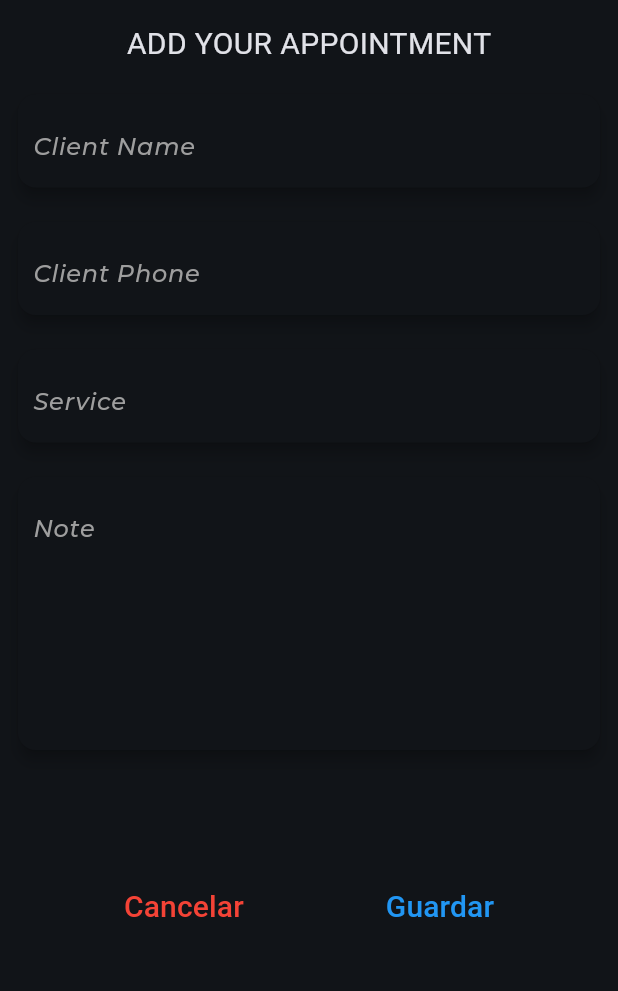
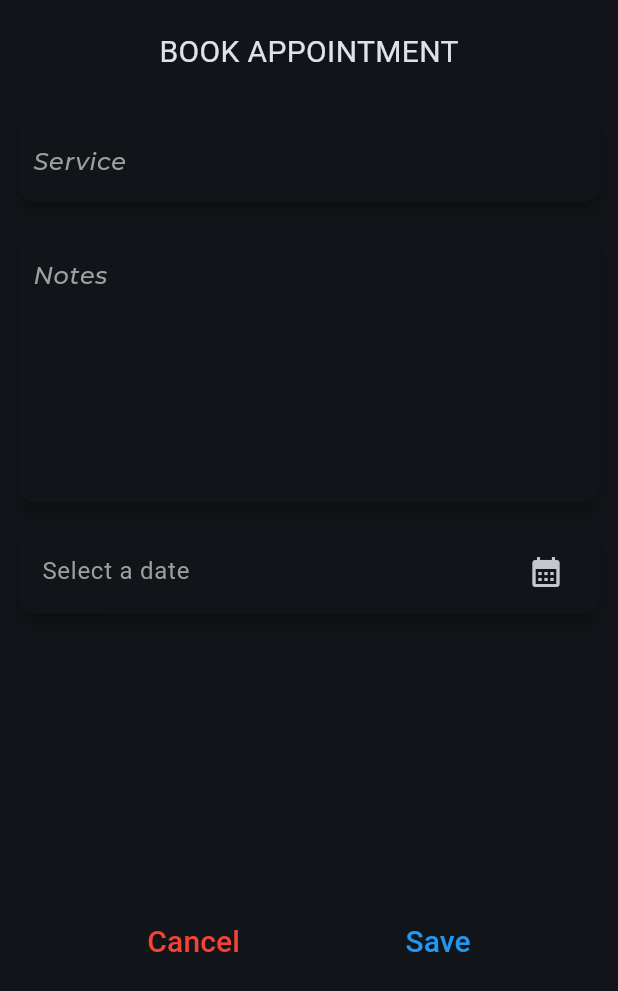
Before and after one commit to EFDEZZ/agend_app, a Flutter app: the AppointmentRegister widget shown alone on an empty page, opened directly, on a phone screen of 412 x 824 dp. Shown: the top 991 px of the screen. Run offline on Flutter 3.47's test engine with Material 3 defaults, Android fonts, the phone set to English and light mode, and no system bars; our stand-ins replace flutter_riverpod, go_router, shared_preferences; accounts and stored records are empty; statements that could not run were skipped.

Commit message:
appointment register implemented and workin!

```diff
--- /dev/null
+++ b/lib/src/infrastructure/services/appointment_services/appointment_register_service.dart
@@ -0,0 +1,36 @@
+import 'dart:convert';
+
+import 'package:agend_app/src/infrastructure/services/services.dart';
+import 'package:http/http.dart' as http;
+
+class RegisterAppointmentService {
+  final String baseUrl = 'https://ds-appointments-production.up.railway.app/appointment';
+
+  Future<bool> registerAppointment({
+    required DateTime date,
+    required String service,
+    required String notes,
+  }) async {
+    try {
+      final token = await AuthStorage.getToken();
+      if (token == null) throw Exception("Token no encontrado");
+
+      final response = await http.post(
+        Uri.parse(baseUrl),
+        headers: {
+          'Content-Type': 'application/json',
+          'Authorization': 'Bearer $token',
+        },
+        body: json.encode({
+          "date_time": date.toUtc().toIso8601String(),
+          "service": service,
+          "notes": notes,
+        }),
+      );
+
+      return response.statusCode == 200;
+    } catch (e) {
+      throw Exception('Failed to register appointment: $e');
+    }
+  }
+}
--- a/lib/src/presentation/screens/appointment/appointment_register.dart
+++ b/lib/src/presentation/screens/appointment/appointment_register.dart
@@ -1,34 +1,180 @@
+import 'package:agend_app/src/infrastructure/services/services.dart';
 import 'package:flutter/material.dart';
 import 'package:go_router/go_router.dart';
+import 'package:intl/intl.dart';
 
-class AppointmentRegister extends StatelessWidget {
+class AppointmentRegister extends StatefulWidget {
   const AppointmentRegister({super.key});
+
+  @override
+  AppointmentRegisterState createState() => AppointmentRegisterState();
+}
+
+class AppointmentRegisterState extends State<AppointmentRegister> {
+  final _formKey = GlobalKey<FormState>();
+  final TextEditingController _serviceController = TextEditingController();
+  final TextEditingController _notesController = TextEditingController();
+  DateTime? _selectedDate;
+  bool _isLoading = false;
+  final RegisterAppointmentService _appointmentService =
+      RegisterAppointmentService();
+
+  Future<void> _submitAppointment() async {
+    if (!_formKey.currentState!.validate()) return;
+
+    if (_selectedDate == null) {
+      if (mounted) {
+        ScaffoldMessenger.of(
+          context,
+        ).showSnackBar(const SnackBar(content: Text('Please select a date')));
+      }
+      return;
+    }
+
+    setState(() {
+      _isLoading = true;
+    });
+
+    try {
+      final success = await _appointmentService.registerAppointment(
+        date: _selectedDate!,
+        service: _serviceController.text,
+        notes: _notesController.text,
+      );
+
+      if (!mounted) return;
+
+      if (success) {
+        Navigator.of(context).pop(true);
+      } else {
+        ScaffoldMessenger.of(context).showSnackBar(
+          const SnackBar(content: Text('Failed to save appointment')),
+        );
+      }
+    } catch (e) {
+      if (mounted) {
+        ScaffoldMessenger.of(
+          context,
+        ).showSnackBar(SnackBar(content: Text('Error: ${e.toString()}')));
+      }
+    } finally {
+      if (mounted) {
+        setState(() {
+          _isLoading = false;
+        });
+      }
+    }
+  }
+
+  @override
+  void dispose() {
+    _serviceController.dispose();
+    _notesController.dispose();
+    super.dispose();
+  }
 
   @override
   Widget build(BuildContext context) {
     return SizedBox(
       height: 700,
+      child: Form(
+        key: _formKey,
         child: Center(
           child: Column(
-          spacing: 5,
             children: [
-            SizedBox(height: 10,),
-            Text("ADD YOUR APPOINTMENT", style: TextStyle(fontSize: 20),),
-            _CustomTextFormField(data: "Client Name"),
-            _CustomTextFormField(data: "Client Phone"),
-            _CustomTextFormField(data: "Service"),
-            _CustomTextFormField(data: "Note", height: 200,),
+              const SizedBox(height: 20),
+              const Text("BOOK APPOINTMENT", style: TextStyle(fontSize: 20)),
+              const SizedBox(height: 10),
+              _CustomTextFormField(
+                data: "Service",
+                controller: _serviceController,
+                validator: (value) {
+                  if (value == null || value.isEmpty) {
+                    return 'Please enter a service';
+                  }
+                  return null;
+                },
+              ),
 
+              _CustomTextFormField(
+                data: "Notes",
+                height: 200,
+                controller: _notesController,
+                validator: (value) {
+                  if (value == null || value.isEmpty) {
+                    return 'Please enter a note';
+                  }
+                  return null;
+                },
+                maxLines: 5,
+              ),
+              SizedBox(height: 10),
+              Padding(
+                padding: const EdgeInsets.symmetric(horizontal: 8.0),
+                child: Card(
+                  color: Theme.of(context).colorScheme.surface,
+                  elevation: 4,
+                  shape: RoundedRectangleBorder(
+                    borderRadius: BorderRadius.circular(12),
+                  ),
+                  child: ListTile(
+                    title: Text(
+                      _selectedDate == null
+                          ? 'Select a date'
+                          : DateFormat('yyyy-MM-dd').format(_selectedDate!),
+                      style: TextStyle(
+                        color:
+                            _selectedDate == null ? Colors.grey : Colors.black,
+                      ),
+                    ),
+                    trailing: const Icon(Icons.calendar_month),
+                    onTap: () async {
+                      final DateTime? picked = await showDatePicker(
+                        context: context,
+                        initialDate: _selectedDate ?? DateTime.now(),
+                        firstDate: DateTime.now(),
+                        lastDate: DateTime.now().add(const Duration(days: 365)),
+                        cancelText: 'Cancel',
+                        confirmText: 'Select',
+                        helpText: 'Select a date',
+                      );
+                      if (picked != null && picked != _selectedDate) {
+                        setState(() {
+                          _selectedDate = picked;
+                        });
+                      }
+                    },
+                  ),
+                ),
+              ),
+              const Spacer(),
               Expanded(
                 child: Row(
                   mainAxisAlignment: MainAxisAlignment.spaceEvenly,
                   children: [
-                  TextButton(onPressed: () => context.pop(), child: Text("Cancelar", style: TextStyle(fontSize: 20, color: Colors.red),)),
-                  TextButton(onPressed: (){}, child: Text("Guardar", style: TextStyle(fontSize: 20, color: Colors.blue),)),
+                    TextButton(
+                      onPressed: () => context.pop(),
+                      child: const Text(
+                        "Cancel",
+                        style: TextStyle(fontSize: 20, color: Colors.red),
+                      ),
+                    ),
+                    _isLoading
+                        ? const CircularProgressIndicator()
+                        : TextButton(
+                          onPressed: _submitAppointment,
+                          child: const Text(
+                            "Save",
+                            style: TextStyle(fontSize: 20, color: Colors.blue),
+                          ),
+                        ),
                   ],
                 ),
-            )
-            ])),
+              ),
+            ],
+          ),
+        ),
+      ),
     );
   }
 }
@@ -36,10 +182,16 @@ class AppointmentRegister extends StatelessWidget {
 class _CustomTextFormField extends StatelessWidget {
   final String data;
   final double? height;
+  final int? maxLines;
+  final TextEditingController? controller;
+  final String? Function(String?)? validator;
 
   const _CustomTextFormField({
     required this.data,
     this.height = 80,
+    this.maxLines = 1,
+    this.controller,
+    this.validator,
   });
 
   @override
@@ -49,23 +201,28 @@ class _CustomTextFormField extends StatelessWidget {
       width: double.infinity,
       height: height,
       child: Container(
-        margin: EdgeInsets.only(left: 8, right: 8, top: 10),
+        margin: const EdgeInsets.only(left: 8, right: 8, top: 10),
         child: Card(
           color: colors.surface,
           elevation: 4,
-          shape: RoundedRectangleBorder(borderRadius: BorderRadius.circular(12)),
+          shape: RoundedRectangleBorder(
+            borderRadius: BorderRadius.circular(12),
+          ),
           child: Padding(
             padding: const EdgeInsets.all(10.0),
             child: TextFormField(
+              controller: controller,
+              validator: validator,
+              maxLines: maxLines,
               decoration: InputDecoration(
                 alignLabelWithHint: false,
                 border: InputBorder.none,
                 hintText: data,
-                hintStyle: TextStyle(
-                  // fontSize: 30,
+                hintStyle: const TextStyle(
                   color: Colors.grey,
                   fontFamily: "Montserrat",
                 ),
+                errorStyle: const TextStyle(fontSize: 12, height: 0.6),
               ),
             ),
           ),
```
Lines whose indentation alone changed are shown as unchanged.
